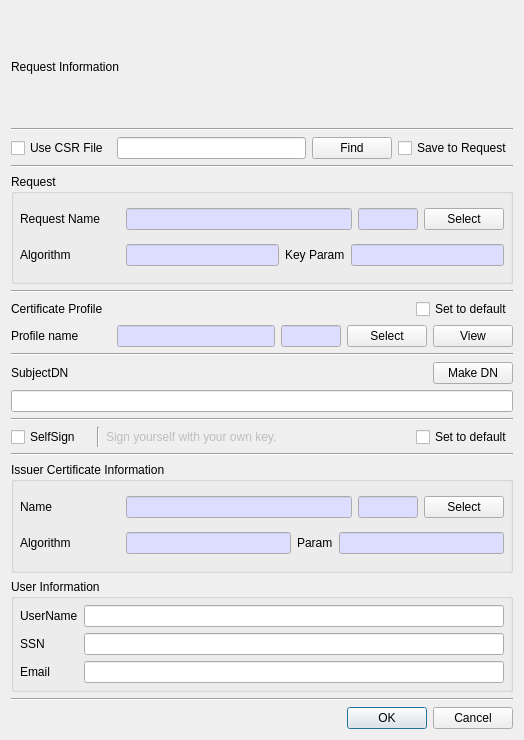
This is CertMan/make_cert_dlg.ui in jykim74/CertMan as Qt 5 draws it before an edit. The edited form follows.
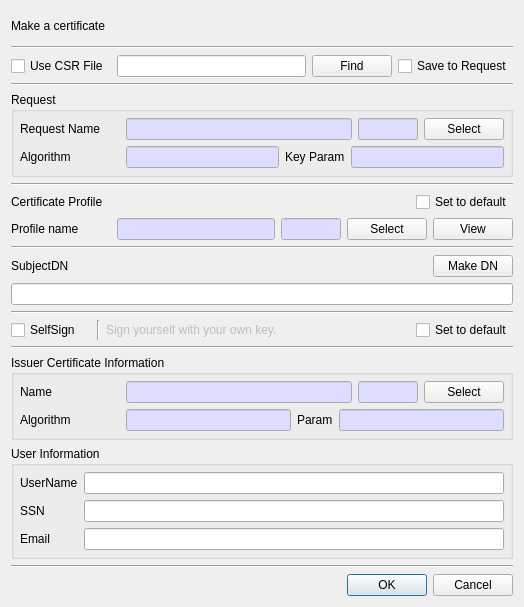
This is the edited form.

```diff
--- a/CertMan/make_cert_dlg.ui
+++ b/CertMan/make_cert_dlg.ui
@@ -7,7 +7,7 @@
     <x>0</x>
     <y>0</y>
     <width>524</width>
-    <height>740</height>
+    <height>607</height>
    </rect>
   </property>
   <property name="windowTitle">
@@ -17,7 +17,7 @@
    <item>
     <widget class="QLabel" name="label">
      <property name="text">
-      <string>Request Information</string>
+      <string>Make a certificate</string>
      </property>
     </widget>
    </item>
```
